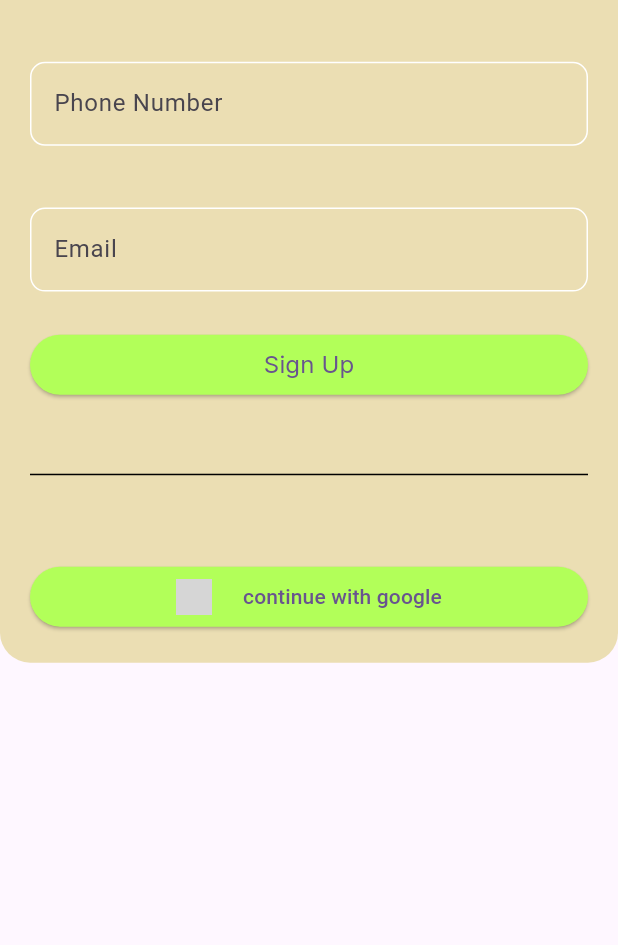
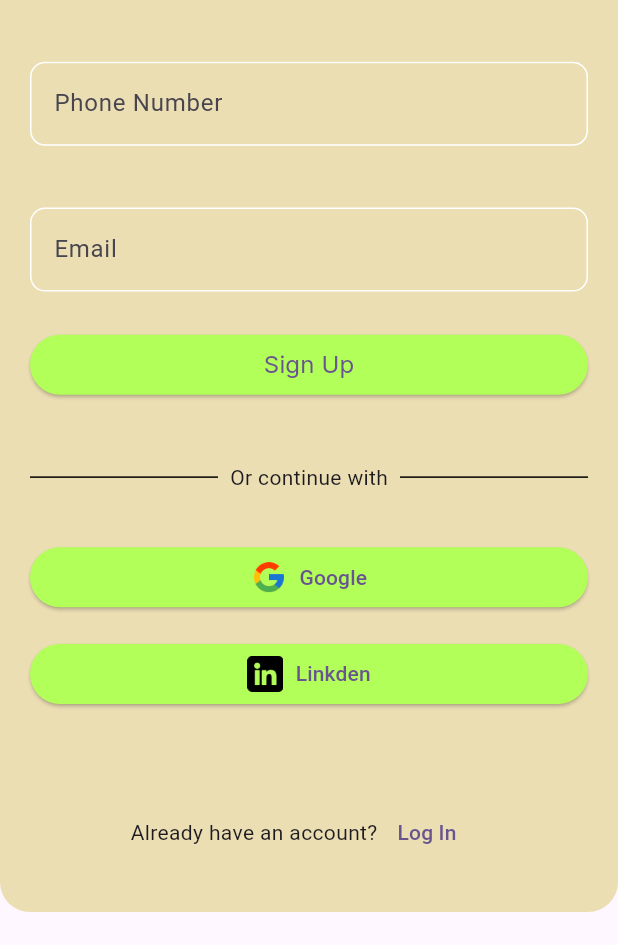
Before and after one commit to isru24/Ketari, a Flutter app: the screen it shows after launch, on a phone screen of 412 x 824 dp, the part 291-1236 px from its top. Run offline on Flutter 3.47's test engine with Material 3 defaults, Android fonts, the phone set to English and light mode, and no system bars; our stand-ins replace device_preview, google_fonts; grey boxes are pictures that could not be loaded.

Commit message:
new file:   Ketari-Front/ketari/assets/images/linkedin.png 	modified:   Ketari-Front/ketari/lib/pages/signup.dart 	modified:   Ketari-Front/ketari/pubspec.yaml

```diff
--- a/Ketari-Front/ketari/lib/pages/signup.dart
+++ b/Ketari-Front/ketari/lib/pages/signup.dart
@@ -49,9 +49,14 @@ class Signup extends StatelessWidget {
                 ReusableTextField(
                   controller: phoneController,
                   hint: "Phone Number",
+                  keyboardtype: TextInputType.phone,
                 ),
                 SizedBox(height: size.height * 0.05),
-                ReusableTextField(controller: emailController, hint: "Email"),
+                ReusableTextField(
+                  controller: emailController,
+                  hint: "Email",
+                  keyboardtype: TextInputType.text,
+                ),
                 SizedBox(height: size.height * 0.03),
                 ElevatedButton(
                   onPressed: () {},
@@ -71,9 +76,18 @@ class Signup extends StatelessWidget {
                     ],
                   ),
                 ),
-                SizedBox(height: size.height * 0.05),
-                Divider(color: Colors.black),
-                SizedBox(height: size.height * 0.06),
+                SizedBox(height: size.height * 0.04),
+                Row(
+                  children: [
+                    Expanded(child: Divider(color: Colors.black)),
+                    Padding(
+                      padding: const EdgeInsets.all(8.0),
+                      child: Text('Or continue with'),
+                    ),
+                    Expanded(child: Divider(color: Colors.black)),
+                  ],
+                ),
+                SizedBox(height: size.height * 0.03),
                 ElevatedButton(
                   onPressed: () {},
                   style: ElevatedButton.styleFrom(
@@ -90,11 +104,50 @@ class Signup extends StatelessWidget {
                         height: 24,
                         width: 24,
                       ),
-                      SizedBox(width: size.width * 0.05),
-                      Text("continue with google"),
+                      SizedBox(width: size.width * 0.02),
+                      Text("Google"),
                     ],
                   ),
                 ),
+                SizedBox(height: size.height * 0.02),
+                ElevatedButton(
+                  onPressed: () {},
+                  style: ElevatedButton.styleFrom(
+                    backgroundColor: Colors.lightGreenAccent,
+                    shape: RoundedRectangleBorder(
+                      borderRadius: BorderRadiusGeometry.circular(20),
+                    ),
+                  ),
+                  child: Row(
+                    mainAxisAlignment: MainAxisAlignment.center,
+                    children: [
+                      Image.asset(
+                        'assets/images/linkedin.png',
+                        height: 24,
+                        width: 24,
+                      ),
+                      SizedBox(width: size.width * 0.02),
+                      Text("Linkden"),
+                    ],
+                  ),
+                ),
+                SizedBox(height: size.height * 0.07),
+                Row(
+                  children: [
+                    Padding(
+                      padding: const EdgeInsets.only(left: 67),
+                      child: Text('Already have an account?'),
+                    ),
+                    Padding(
+                      padding: const EdgeInsets.only(left: 1),
+                      child: TextButton(
+                        onPressed: () {},
+                        child: Text('Log In'),
+                      ),
+                    ),
+                  ],
+                ),
+                SizedBox(height: 9),
               ],
             ),
           ),
@@ -109,10 +162,12 @@ class ReusableTextField extends StatelessWidget {
     super.key,
     required this.controller,
     required this.hint,
+    required this.keyboardtype,
   });
 
   final TextEditingController controller;
   final String hint;
+  final TextInputType keyboardtype;
 
   @override
   Widget build(BuildContext context) {
@@ -130,6 +185,7 @@ class ReusableTextField extends StatelessWidget {
         ),
         hintText: hint,
       ),
+      keyboardType: keyboardtype,
     );
   }
 }
--- a/Ketari-Front/ketari/pubspec.yaml
+++ b/Ketari-Front/ketari/pubspec.yaml
@@ -63,7 +63,8 @@ flutter:
   # To add assets to your application, add an assets section, like this:
   assets:
     - assets/images/ketari.png
-
+    - assets/images/google.png
+    - assets/images/linkedin.png
   # An image asset can refer to one or more resolution-specific "variants", see
   # https://flutter.dev/to/resolution-aware-images
 
```
Also changed, not shown: Ketari-Front/ketari/assets/images/linkedin.png (added).
